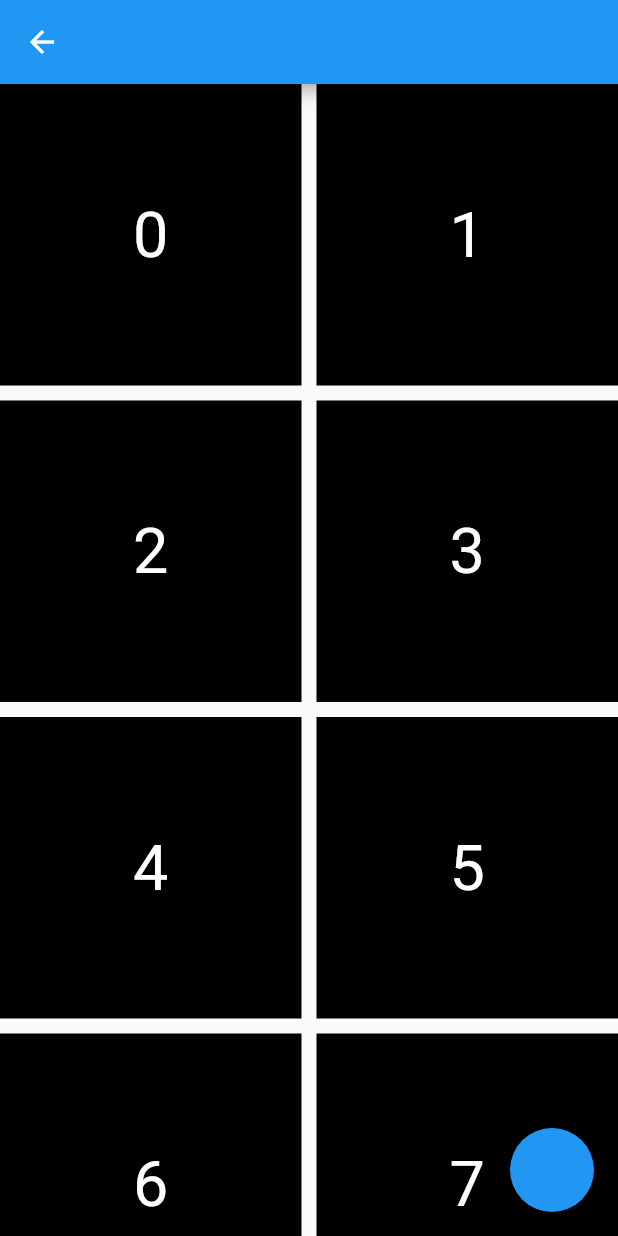
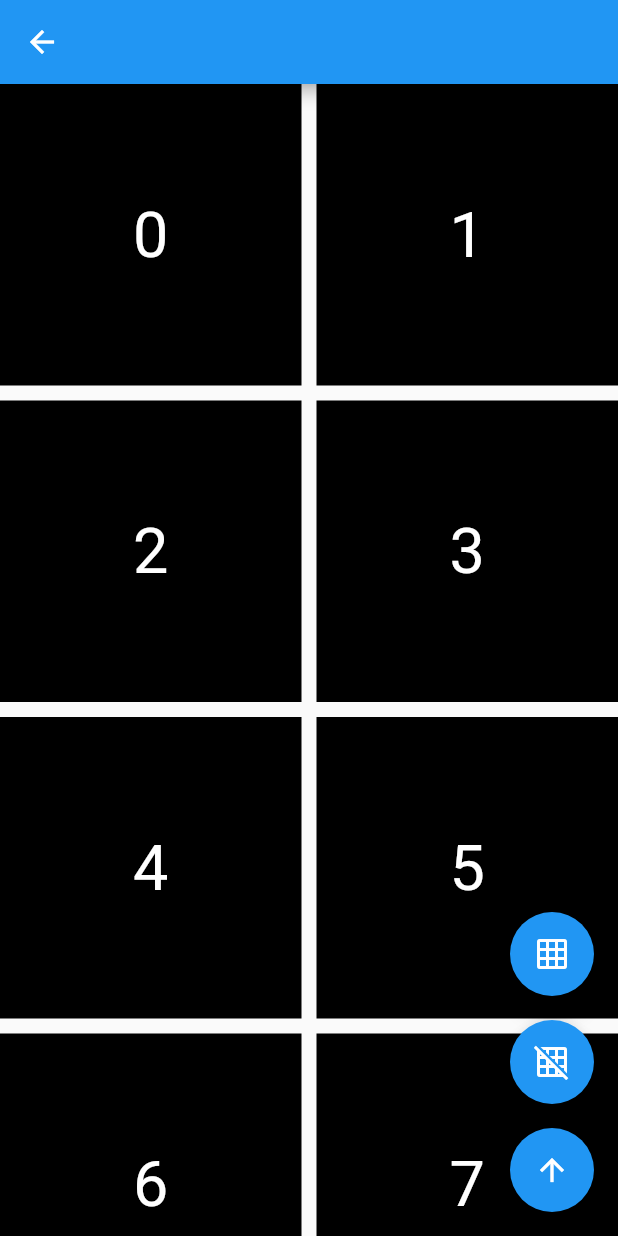
Before and after one commit to YukiOnishi1129/flutterpractice, a Flutter app: the GridViewPage screen opened directly, on a phone screen of 412 x 824 dp. Run offline on Flutter 3.47's test engine with Material 2 defaults, Android fonts, the phone set to English and light mode, and no system bars.

Commit message:
gridの列変更処理

```diff
--- a/lib/grid_view_page.dart
+++ b/lib/grid_view_page.dart
@@ -10,16 +10,59 @@ class GridViewPage extends StatefulWidget {
 }
 
 class _GridViewPageState extends State<GridViewPage> {
+  int _columnCount = 2;
+
   @override
   Widget build(BuildContext context) {
     return Scaffold(
       appBar: AppBar(),
-      floatingActionButton: FloatingActionButton(
-        onPressed: () {},
+      floatingActionButton: Column(
+        mainAxisAlignment: MainAxisAlignment.end,
+        children: [
+          FloatingActionButton(
+              heroTag: 'grid_on',
+              onPressed: () {
+                if (_columnCount < 3) {
+                  setState(() {
+                    _columnCount++;
+                  });
+                }
+              },
+              child: Icon(
+                Icons.grid_on,
+                color: Colors.white,
+              )),
+          SizedBox(
+            height: 16,
+          ),
+          FloatingActionButton(
+              heroTag: 'grid_off',
+              onPressed: () {
+                if (_columnCount > 2) {
+                  setState(() {
+                    _columnCount--;
+                  });
+                }
+              },
+              child: Icon(
+                Icons.grid_off,
+                color: Colors.white,
+              )),
+          SizedBox(
+            height: 16,
+          ),
+          FloatingActionButton(
+              heroTag: 'arrow_upward',
+              onPressed: () {},
+              child: Icon(
+                Icons.arrow_upward,
+                color: Colors.white,
+              )),
+        ],
       ),
       body: GridView.builder(
         gridDelegate: SliverGridDelegateWithFixedCrossAxisCount(
-          crossAxisCount: 2,
+          crossAxisCount: _columnCount,
           crossAxisSpacing: 10,
           mainAxisSpacing: 10,
         ),
```
